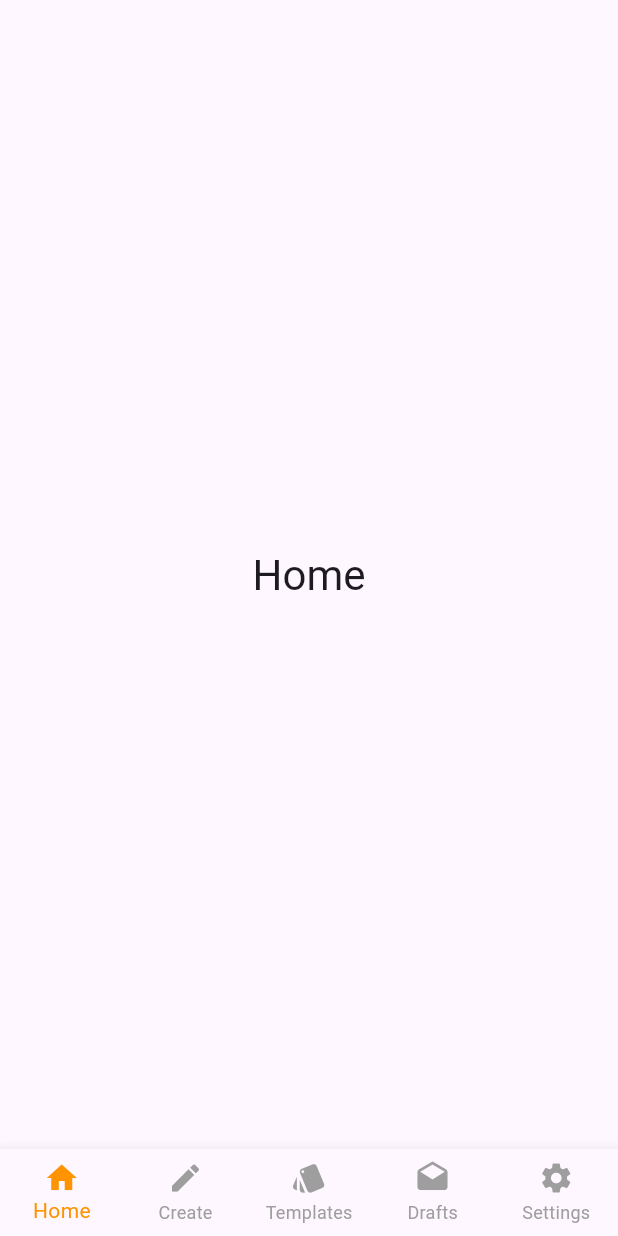
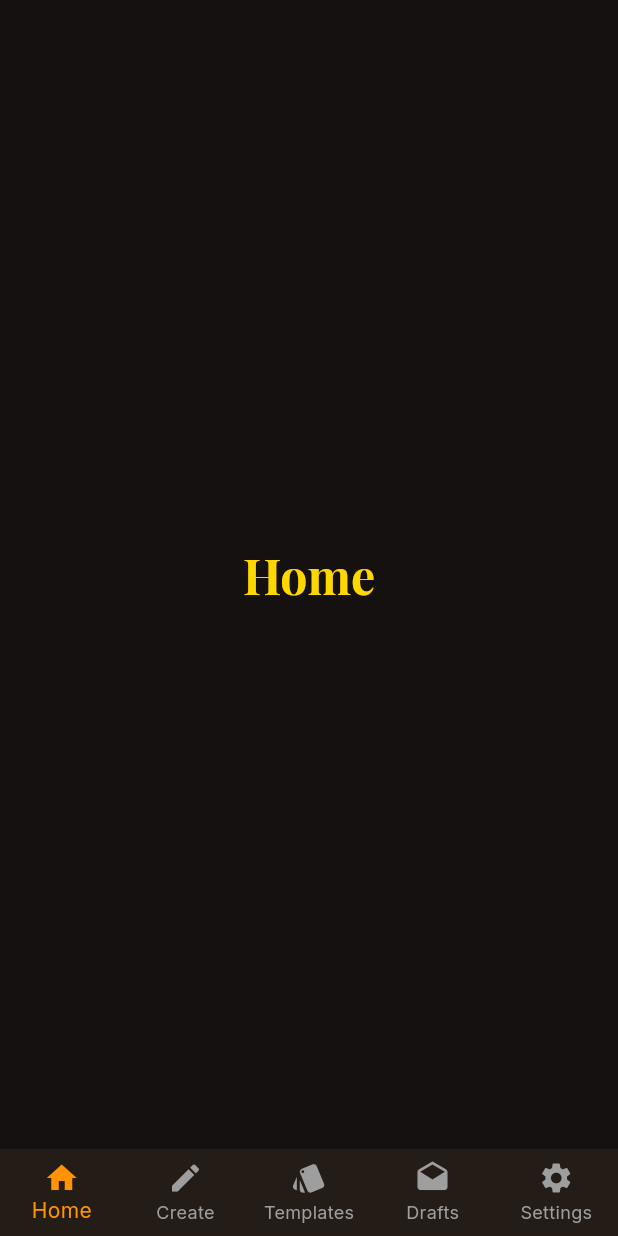
Before and after one commit to unfae/MagzineMaker, a Flutter app: the screen it shows after launch, on a phone screen of 412 x 824 dp. Run offline on Flutter 3.47's test engine with Material 3 defaults, Android fonts, the phone set to English and light mode, and no system bars; our stand-ins replace google_fonts.

Commit message:
various fixes

```diff
--- a/lib/core/theme/app_theme.dart
+++ b/lib/core/theme/app_theme.dart
@@ -32,7 +32,7 @@
     titleLarge: GoogleFonts.playfairDisplay(
       color: Color(0xFFFF9300),
       fontSize: 20,
-      fontWeight: FontWeight.semibold,
+      fontWeight: FontWeight.w600,
     ),
     bodyLarge: GoogleFonts.inter(
       color: Color(0xFFF6C757), // Warm gold
--- a/lib/main.dart
+++ b/lib/main.dart
@@ -1,5 +1,7 @@
 import 'package:flutter/material.dart';
 import 'features/navigation/bottom_nav.dart';
+import 'package:magazinemaker/core/theme/app_theme.dart';
+
 
 void main() {
   runApp(const MagazineMakerApp());
```
Also changed, not shown: 5 other files.
